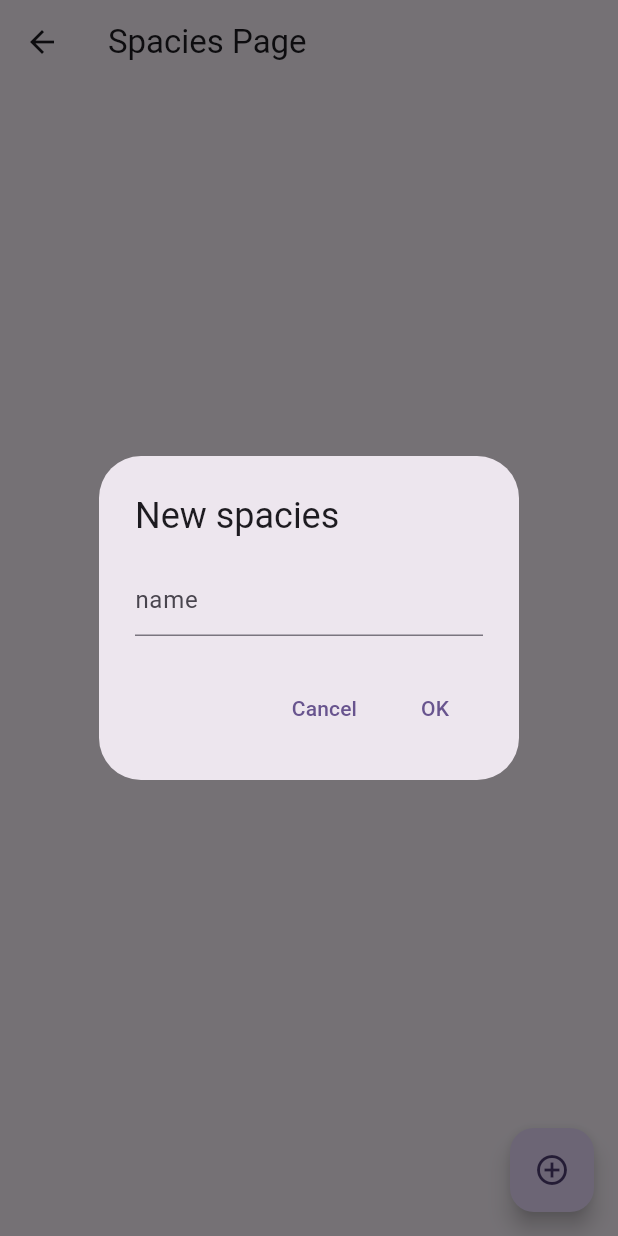
After one commit to rdemont/Trees-Marking, a Flutter app: the SpeciesPage screen opened directly, after a tap on the "add circle outline" icon, on a phone screen of 412 x 824 dp. The commit adds this screen. Run offline on Flutter 3.47's test engine with Material 3 defaults, Android fonts, the phone set to English and light mode, and no system bars; our stand-ins replace sqflite; missing offline and left inert: encrypt; accounts and stored records are empty.

Commit message:
add Pages

```diff
--- /dev/null
+++ b/lib/businessObj/list/speciesList.dart
@@ -0,0 +1,17 @@
+import '../../services/databaseService.dart';
+import '../species.dart';
+
+
+class SpeciesList
+{
+
+
+  static Future<List<Species>> getAll(){
+    return DatabaseService.initializeDb().then((db) {
+      return db.query("species",orderBy: "name").then((raws){
+        return raws.map((e) => Species.fromMap(e)).toList();
+      });
+    });
+  }
+
+}
--- a/lib/databaseObj/campaignDB.dart
+++ b/lib/databaseObj/campaignDB.dart
@@ -79,7 +79,7 @@ DateTime get campaignDate => _campaignDate;
   {
     return query(tableName,where: "id = $id").then((obj){
       Campaign result = Campaign(this);
-      if (obj.isEmpty)
+      if (!obj.isEmpty)
       {
         fromMap(obj[0]);
       }
@@ -119,7 +119,7 @@ DateTime get campaignDate => _campaignDate;
 _remark = map['remark'] as String;
 _latitude = map['latitude'] as double;
 _longitude = map['longitude'] as double;
-_campaignDate = DateTime.fromMicrosecondsSinceEpoch(map['campaignDate'] as int);
+_campaignDate = DateTime.fromMillisecondsSinceEpoch(map['campaignDate'] as int);
 
 
 
--- a/lib/databaseObj/markedTreeDB.dart
+++ b/lib/databaseObj/markedTreeDB.dart
@@ -101,7 +101,7 @@ DateTime get insertTime => _insertTime;
   {
     return query(tableName,where: "id = $id").then((obj){
       MarkedTree result = MarkedTree(this);
-      if (obj.isEmpty)
+      if (!obj.isEmpty)
       {
         fromMap(obj[0]);
       }
@@ -145,7 +145,7 @@ _campaignId = map['campaignId'] as int;
 _remark = map['remark'] as String;
 _latitude = map['latitude'] as double;
 _longitude = map['longitude'] as double;
-_insertTime = DateTime.fromMicrosecondsSinceEpoch(map['insertTime'] as int);
+_insertTime = DateTime.fromMillisecondsSinceEpoch(map['insertTime'] as int);
 
 
 
--- a/lib/databaseObj/speciesDB.dart
+++ b/lib/databaseObj/speciesDB.dart
@@ -46,7 +46,7 @@ String get communUse => _communUse;
   {
     return query(tableName,where: "id = $id").then((obj){
       Species result = Species(this);
-      if (obj.isEmpty)
+      if (!obj.isEmpty)
       {
         fromMap(obj[0]);
       }
--- a/lib/databaseObj/trunkSizeDB.dart
+++ b/lib/databaseObj/trunkSizeDB.dart
@@ -57,7 +57,7 @@ String get name => _name;
   {
     return query(tableName,where: "id = $id").then((obj){
       TrunkSize result = TrunkSize(this);
-      if (obj.isEmpty)
+      if (!obj.isEmpty)
       {
         fromMap(obj[0]);
       }
--- /dev/null
+++ b/lib/pages/speciesPage.dart
@@ -0,0 +1,108 @@
+
+import 'package:flutter/material.dart';
+import 'package:treesmarking/businessObj/species.dart';
+
+import '../businessObj/list/speciesList.dart';
+
+
+
+class SpeciesPage extends StatefulWidget {
+  const SpeciesPage({super.key});
+
+
+  @override
+  State<SpeciesPage> createState() => _SpeciesPageState();
+}
+
+
+
+class _SpeciesPageState extends State<SpeciesPage> {
+  List<Species> _speciesList = [];
+
+
+  @override
+  void initState() {
+    _loadSpecies();
+
+    super.initState();
+  }
+
+
+  @override
+  Widget build(BuildContext context) {
+    return Scaffold(
+      appBar: AppBar(
+        title: const Text('Spacies Page'),
+      ),
+      floatingActionButton: FloatingActionButton(
+        child: const Icon(Icons.add_circle_outline),
+        onPressed: () {
+          addSpecies();
+        },
+      ),
+      body: ListView.builder(
+            padding: EdgeInsets.zero,
+            shrinkWrap: true,
+            itemCount: _speciesList.length,
+            itemBuilder: (BuildContext context, int index) {
+              return ListTile(
+                  title: Text(_speciesList[index].name),
+                );
+            }
+          ),
+
+    );
+  }
+
+  addSpecies() {
+    var textFieldController = TextEditingController();
+
+    showDialog(
+      context: context,
+      builder: (context) => AlertDialog(
+        title: const Text("New spacies"),
+        content: TextField(
+          controller: textFieldController,
+          decoration: const InputDecoration(hintText: "name"),
+        ),
+        actions: [
+          TextButton(
+            onPressed: () => Navigator.pop(context, 'Cancel'),
+            child: const Text('Cancel'),
+          ),
+          TextButton(
+            onPressed: () {
+debugPrint("Test Debug Pring");
+print(textFieldController.text);
+              Species species = Species.newObj();
+              species.name = textFieldController.text;
+print("Campaign Save 1");
+              species.save().then((value){
+                int tmpid = species.id ;
+print("Campaign Save DONE with Value $value and ID: $tmpid");
+
+              });
+
+
+
+
+              Navigator.pop(context, 'OK');
+
+            },
+            child: const Text('OK'),
+          ),
+        ],
+      ),
+    );
+  }
+
+  void _loadSpecies() {
+print("Load Species");
+    SpeciesList.getAll().then((value) {
+      setState(() {
+        _speciesList = value;
+      });
+    });
+
+  }
+}
```
Also changed, not shown: lib/Widget/MarkedTreeWidget.dart (+86 -10 lines), lib/Widget/SettingsWidget.dart (+23 -2 lines), lib/pages/mainPage.dart (+24 -26 lines).
